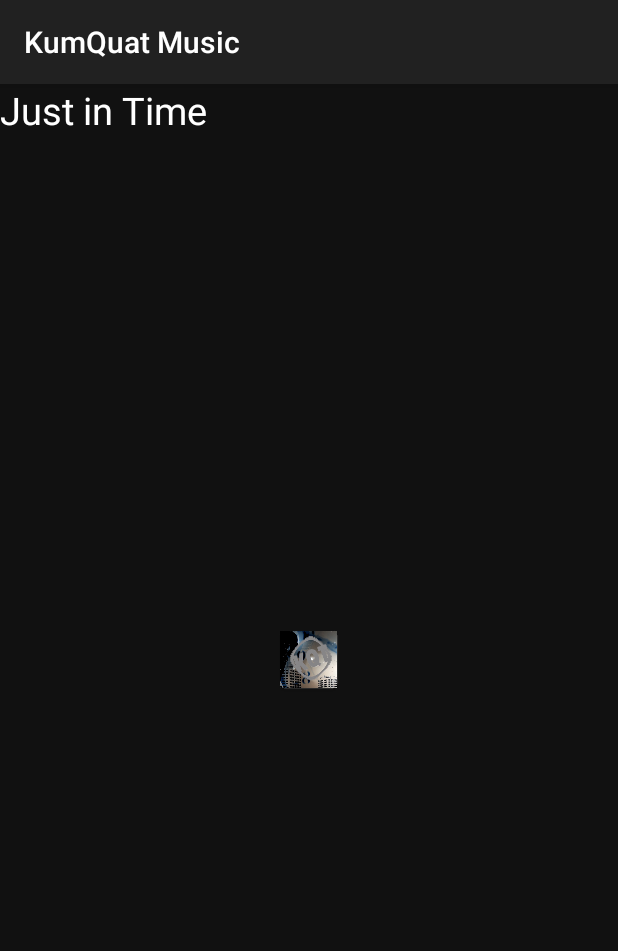
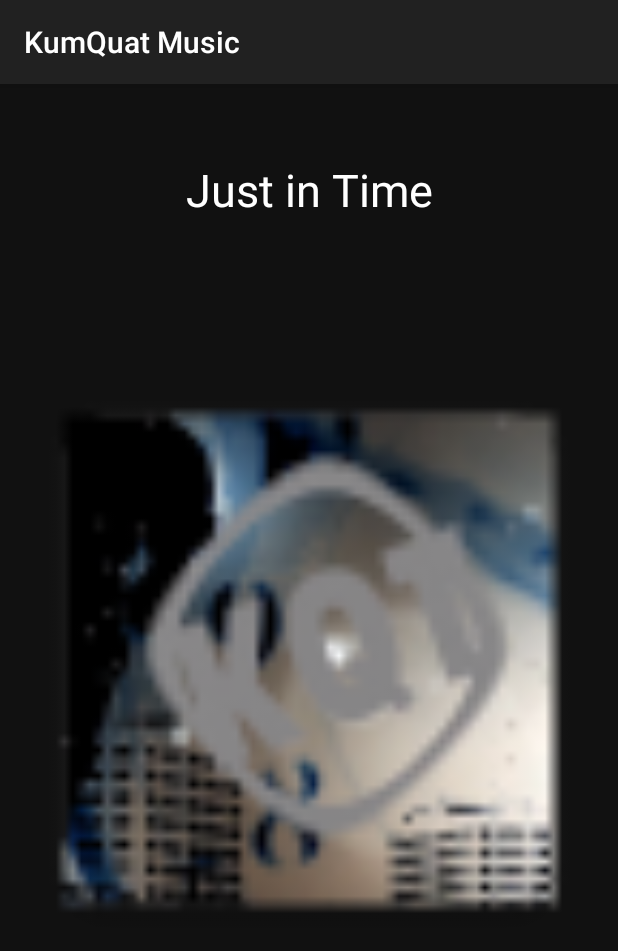
Before and after one commit to RemiFrontiere/KumQuat-Music, an Android app: the Lecteur screen opened directly, with no data from a screen before it, on a phone screen of 412 x 824 dp. Shown: the top 951 px of the screen. Run offline under Robolectric (Android 15) with nearby library versions, the phone set to English and light mode, and no system bars.

Commit message:
BigPicture et Message dans le lecteur

```diff
--- a/app/src/main/java/fr/developpement/remi/kumquatmusic/Lecteur.java
+++ b/app/src/main/java/fr/developpement/remi/kumquatmusic/Lecteur.java
@@ -1,5 +1,6 @@
 package fr.developpement.remi.kumquatmusic;
 
+import android.graphics.BitmapFactory;
 import android.os.Bundle;
 import android.support.annotation.Nullable;
 import android.support.v7.app.AppCompatActivity;
@@ -22,6 +23,6 @@ public class Lecteur extends AppCompatActivity {
 
         // image musique
         ImageView imageMusique = (ImageView) findViewById(R.id.imageMusiqueLecteur);
-        imageMusique.setImageResource(MainActivity.getAdapter().img);
+        imageMusique.setImageBitmap(BitmapFactory.decodeResource(getResources(),MainActivity.getAdapter().img));
     }
 }
--- a/app/src/main/java/fr/developpement/remi/kumquatmusic/MainActivity.java
+++ b/app/src/main/java/fr/developpement/remi/kumquatmusic/MainActivity.java
@@ -86,6 +86,7 @@ public class MainActivity extends AppCompatActivity {
 
                 createNotification(adapter.titreLigne,adapter.img);
 
+                startActivity(new Intent(MainActivity.this, Lecteur.class));
             }
         });
 
@@ -242,6 +243,7 @@ public class MainActivity extends AppCompatActivity {
     }
 
 
+
     public static MusicAdapter getAdapter() {
         return MainActivity.adapter;
     }
--- a/app/src/main/res/layout/lecteur.xml
+++ b/app/src/main/res/layout/lecteur.xml
@@ -9,20 +9,25 @@
 
     <TextView
         android:id="@+id/TitreMusiqueLecteur"
-        android:layout_width="wrap_content"
+        android:layout_width="match_parent"
         android:layout_height="wrap_content"
+        android:layout_alignParentLeft="true"
+        android:layout_alignParentStart="true"
+        android:layout_alignParentTop="true"
+        android:layout_centerHorizontal="false"
+        android:layout_centerInParent="false"
+        android:layout_marginTop="50dp"
         android:text="Musique..."
+        android:textAlignment="center"
         android:textColor="#ffff"
-        android:textSize="25sp"
-        android:layout_alignParentTop="true"
-        />
+        android:textSize="30sp" />
 
     <ImageView
         android:id="@+id/imageMusiqueLecteur"
-        android:layout_width="wrap_content"
-        android:layout_height="wrap_content"
+        android:layout_width="500dp"
+        android:layout_height="500dp"
         android:layout_centerInParent="true"
-       />
+        android:contextClickable="false" />
 
 
 
```
Also changed, not shown: app/src/main/play-web.png, app/src/main/res/mipmap-hdpi/play.png, app/src/main/res/mipmap-mdpi/play.png, app/src/main/res/mipmap-xhdpi/play.png, app/src/main/res/mipmap-xxhdpi/play.png, app/src/main/res/mipmap-xxxhdpi/play.png.
